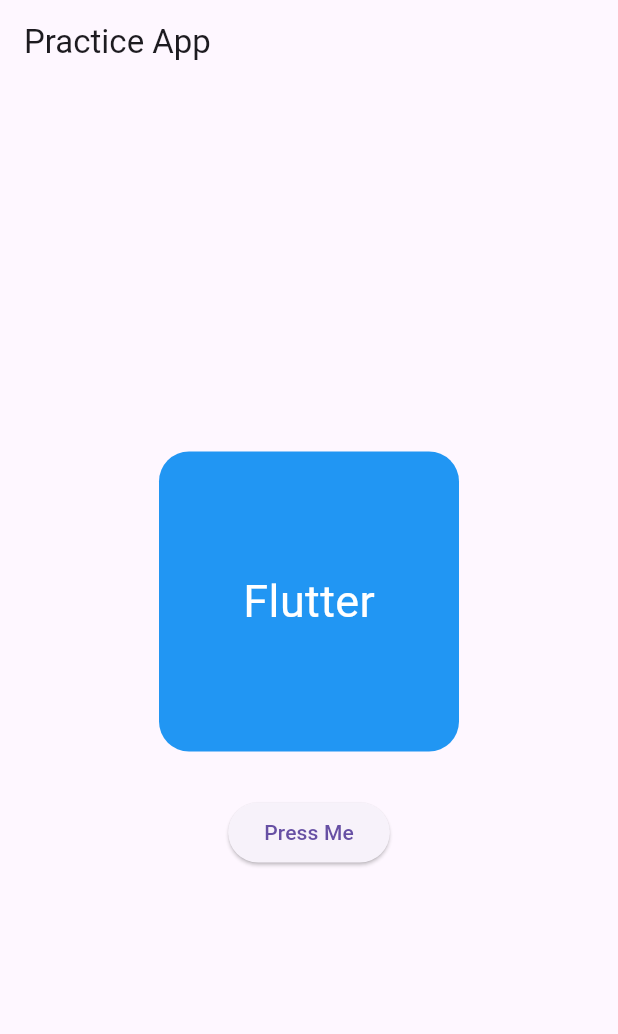
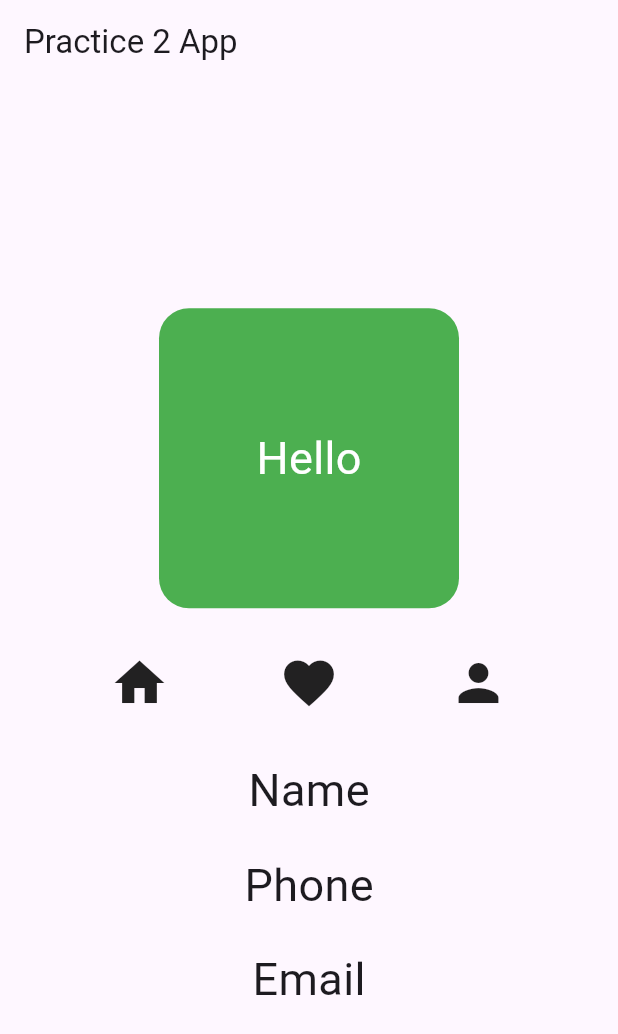
Before and after one commit to Sunil002-git/flutter_practice_app, a Flutter app: the screen it shows after launch, on a phone screen of 412 x 824 dp. Shown: the top 1034 px of the screen. Run offline on Flutter 3.47's test engine with Material 3 defaults, Android fonts, the phone set to English and light mode, and no system bars.

Commit message:
Practise 2 Done

```diff
--- a/lib/main.dart
+++ b/lib/main.dart
@@ -130,6 +130,7 @@
 // import 'row.dart';
 // import 'padding.dart';
 import 'practice.dart';
+import 'practise_2.dart';
 
 void main() {
   runApp(
@@ -138,7 +139,8 @@
       // home: ColumnPage(),
       // home: RowPage(),
       // home: PaddingPage(),
-      home: PracticeApp(),
+      // home: PracticeApp(),
+      home: Practice2(),
     ),
   );
 }
--- /dev/null
+++ b/lib/practise_2.dart
@@ -0,0 +1,138 @@
+// import 'package:flutter/material.dart';
+
+// class practise2 extends StatelessWidget {
+//   @override
+//   Widget build(BuildContext context) {
+//     return Scaffold(
+//       appBar: AppBar(title: Text("Practise 2 App"),
+//       ),
+//         body: Center(
+//             child: Column(
+//               mainAxisAlignment: MainAxisAlignment.center,
+
+//               children: [
+//                 Container(
+//                   width: 200,
+//                   height: 200,
+
+//                   decoration: BoxDecoration(
+//                     color: Colors.green,
+//                     borderRadius: BorderRadius.circular(20),
+//                   ),
+//                   child: Center(
+//                     child: Text("Hello",
+//                     style: TextStyle(fontSize: 30, color: Colors.red),
+//                     ),
+
+//                   ),
+
+//                 ),
+//                     Row(
+//                       mainAxisAlignment: MainAxisAlignment.spaceEvenly,
+
+//                       children: [
+//                         Icon(Icons.home, size: 40),
+//                         Icon(Icons.favorite, size: 40),
+//                         Icon(Icons.person, size: 40),
+//                       ],
+//                       ),
+
+//                       Column(
+//                         mainAxisAlignment: MainAxisAlignment.center,
+//                         children: [
+//                           Text("Name", style: TextStyle(fontSize: 30),),
+//                            SizedBox(height: 30),
+//                           Text("Phone", style: TextStyle(fontSize: 30),),
+//                            SizedBox(height: 30),
+//                           Text("Email", style: TextStyle(fontSize: 30),),
+//                       ],)
+//               ],
+//             ),
+
+//         ),
+//     );
+//   }
+// }
+
+import 'package:flutter/material.dart';
+
+class Practice2 extends StatelessWidget {
+  const Practice2({super.key});
+
+  @override
+  Widget build(BuildContext context) {
+    return Scaffold(
+      appBar: AppBar(
+        title: const Text("Practice 2 App"),
+      ),
+
+      body: Center(
+        child: Column(
+          mainAxisAlignment: MainAxisAlignment.center,
+
+          children: [
+
+            Container(
+              width: 200,
+              height: 200,
+
+              decoration: BoxDecoration(
+                color: Colors.green,
+                borderRadius: BorderRadius.circular(20),
+              ),
+
+              child: const Center(
+                child: Text(
+                  "Hello",
+
+                  style: TextStyle(
+                    fontSize: 30,
+                    color: Colors.white,
+                  ),
+                ),
+              ),
+            ),
+
+            const SizedBox(height: 30),
+
+            Row(
+              mainAxisAlignment: MainAxisAlignment.spaceEvenly,
+
+              children: const [
+                Icon(Icons.home, size: 40),
+                Icon(Icons.favorite, size: 40),
+                Icon(Icons.person, size: 40),
+              ],
+            ),
+
+            const SizedBox(height: 30),
+
+            Column(
+              children: const [
+
+                Text(
+                  "Name",
+                  style: TextStyle(fontSize: 30),
+                ),
+
+                SizedBox(height: 20),
+
+                Text(
+                  "Phone",
+                  style: TextStyle(fontSize: 30),
+                ),
+
+                SizedBox(height: 20),
+
+                Text(
+                  "Email",
+                  style: TextStyle(fontSize: 30),
+                ),
+              ],
+            ),
+          ],
+        ),
+      ),
+    );
+  }
+}
```
